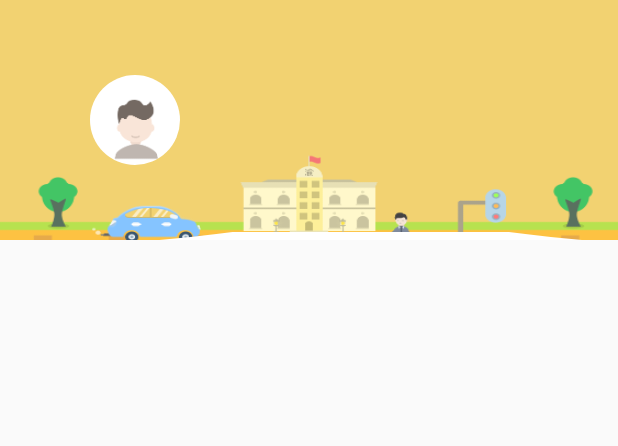
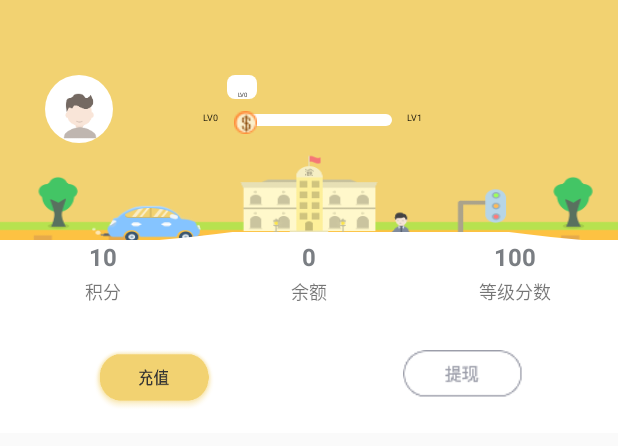
Before and after one commit to yuxh3/MomeyApp, an Android app: the layout me_fragment_layout.xml on its own in the app's theme, with its tools: preview values and no code run, on a phone screen of 412 x 824 dp. Shown: the top 446 px of the screen. Run offline under Robolectric (Android 15) with nearby library versions, the phone set to English and light mode, and no system bars.

Commit message:
编写我的界面，里面使用了贝塞尔曲线编写波浪动画

```diff
--- a/app/src/main/res/drawable/progress_lv_bg.xml
+++ b/app/src/main/res/drawable/progress_lv_bg.xml
@@ -3,6 +3,6 @@
     android:shape="rectangle">
 
     <corners android:radius="5dp"/>
-    <solid android:color="@color/txt_gray_theme"/>
+    <solid android:color="@color/txt_witch_theme"/>
 
 </shape>
--- a/app/src/main/res/drawable/progress_view_bg.xml
+++ b/app/src/main/res/drawable/progress_view_bg.xml
@@ -6,7 +6,7 @@
 
     <solid android:color="@color/txt_witch_theme"/>
 
-    <size android:height="10dp"
+    <size android:height="8dp"
         android:width="100dp"/>
 
 </shape>
--- a/app/src/main/res/layout/me_fragment_layout.xml
+++ b/app/src/main/res/layout/me_fragment_layout.xml
@@ -13,19 +13,79 @@
 
 
         <de.hdodenhof.circleimageview.CircleImageView
-            android:layout_width="60dp"
-            android:layout_height="60dp"
+            android:id="@+id/iv_circle"
+            android:layout_width="45dp"
+            android:layout_height="45dp"
             android:src="@drawable/men"
             android:scaleType="centerCrop"
-            android:layout_centerVertical="true"
+            android:layout_marginTop="50dp"
+            android:layout_marginLeft="30dp"/>
+
+
+        <include
+            android:layout_marginTop="50dp"
+            android:layout_width="wrap_content"
+            android:layout_height="wrap_content"
+            android:layout_toRightOf="@+id/iv_circle"
+            layout="@layout/progress_view"
             android:layout_marginLeft="60dp"/>
 
     <com.example.yuxinhua.momeyapp.widgt.WaveView
         android:layout_width="match_parent"
         android:layout_height="5dp"
+        android:paddingBottom="10dp"
         android:layout_alignParentBottom="true"/>
 
     </RelativeLayout>
 
+<include
+    layout="@layout/me_item_layout"/>
+
+    <LinearLayout
+        android:paddingBottom="15dp"
+        android:background="@color/txt_witch_theme"
+        android:paddingTop="30dp"
+        android:gravity="center_horizontal"
+        android:orientation="horizontal"
+        android:layout_width="match_parent"
+        android:layout_height="wrap_content">
+
+        <LinearLayout
+            android:gravity="center_horizontal"
+            android:layout_width="0dp"
+            android:layout_weight="1"
+            android:layout_height="wrap_content">
+
+        <Button
+            android:layout_width="80dp"
+            android:layout_height="40dp"
+            android:background="@drawable/recharge"/>
+
+        </LinearLayout>
+
+        <LinearLayout
+            android:gravity="center_horizontal"
+            android:layout_width="0dp"
+            android:layout_weight="1"
+            android:layout_height="wrap_content">
+
+        <Button
+            android:layout_width="80dp"
+            android:layout_height="32dp"
+            android:background="@drawable/withdraw"/>
+
+        </LinearLayout>
+
+    </LinearLayout>
+
+    <android.support.v7.widget.RecyclerView
+        android:id="@+id/me_recycle_view"
+        android:layout_marginTop="20dp"
+        android:background="@color/txt_witch_theme"
+        android:layout_width="match_parent"
+        android:layout_height="match_parent">
+
+    </android.support.v7.widget.RecyclerView>
+
 
 </LinearLayout>
--- /dev/null
+++ b/app/src/main/res/layout/me_item_layout.xml
@@ -0,0 +1,94 @@
+<?xml version="1.0" encoding="utf-8"?>
+<LinearLayout xmlns:android="http://schemas.android.com/apk/res/android"
+    android:orientation="horizontal"
+    android:layout_width="match_parent"
+    android:layout_height="wrap_content"
+    android:background="@color/txt_witch_theme">
+
+    <LinearLayout
+        android:gravity="center"
+        android:orientation="vertical"
+        android:layout_width="0dp"
+        android:layout_weight="1"
+        android:layout_height="wrap_content">
+
+
+    <TextView
+        android:textStyle="bold"
+        android:layout_gravity="center"
+        android:id="@+id/tv_jifen"
+        android:layout_width="wrap_content"
+        android:layout_height="wrap_content"
+        android:text="10"
+        android:textSize="16sp"
+        android:textColor="@color/txt_gray_theme"/>
+
+    <TextView
+        android:textSize="12sp"
+        android:layout_marginTop="3dp"
+        android:layout_gravity="center"
+        android:layout_width="wrap_content"
+        android:layout_height="wrap_content"
+        android:text="@string/txt_jifen"/>
+
+    </LinearLayout>
+
+    <LinearLayout
+        android:gravity="center"
+        android:orientation="vertical"
+        android:layout_width="0dp"
+        android:layout_weight="1"
+        android:layout_height="wrap_content">
+
+
+        <TextView
+            android:textStyle="bold"
+            android:layout_gravity="center"
+            android:id="@+id/tv_yue"
+            android:layout_width="wrap_content"
+            android:layout_height="wrap_content"
+            android:text="0"
+            android:textSize="16sp"
+            android:textColor="@color/txt_gray_theme"/>
+
+        <TextView
+            android:textSize="12sp"
+            android:layout_marginTop="3dp"
+            android:layout_gravity="center"
+            android:layout_width="wrap_content"
+            android:layout_height="wrap_content"
+            android:text="@string/txt_yue"/>
+
+    </LinearLayout>
+
+    <LinearLayout
+        android:gravity="center"
+        android:orientation="vertical"
+        android:layout_width="0dp"
+        android:layout_weight="1"
+        android:layout_height="wrap_content">
+
+
+        <TextView
+            android:textStyle="bold"
+            android:layout_gravity="center"
+            android:id="@+id/tv_fenshu"
+            android:layout_width="wrap_content"
+            android:layout_height="wrap_content"
+            android:text="100"
+            android:textSize="16sp"
+            android:textColor="@color/txt_gray_theme"/>
+
+        <TextView
+            android:textSize="12sp"
+            android:layout_marginTop="3dp"
+            android:layout_gravity="center"
+            android:layout_width="wrap_content"
+            android:layout_height="wrap_content"
+            android:text="@string/txt_fenshu"/>
+
+    </LinearLayout>
+
+
+
+</LinearLayout>
--- a/app/src/main/res/layout/progress_view.xml
+++ b/app/src/main/res/layout/progress_view.xml
@@ -1,17 +1,19 @@
 <?xml version="1.0" encoding="utf-8"?>
 <RelativeLayout xmlns:android="http://schemas.android.com/apk/res/android"
-    android:orientation="vertical" android:layout_width="match_parent"
-    android:layout_height="match_parent">
+    android:orientation="vertical"
+    android:layout_width="wrap_content"
+    android:layout_height="wrap_content">
 
 
     <TextView
+        android:layout_marginLeft="16dp"
         android:id="@+id/tv_lv"
         android:layout_width="20dp"
         android:layout_height="16dp"
         android:background="@drawable/progress_lv_bg"
         android:text="LV0"
-        android:textSize="6dp"
-        android:textColor="@color/txt_witch_theme"
+        android:textSize="4sp"
+        android:textColor="@color/txt_baclk_theme"
         android:gravity="center_horizontal|bottom"/>
 
     <RelativeLayout
@@ -20,7 +22,20 @@
         android:layout_width="wrap_content"
         android:layout_height="wrap_content">
 
+        <TextView
+            android:layout_alignParentLeft="true"
+            android:layout_marginRight="10dp"
+            android:id="@+id/tv_leftt"
+            android:layout_width="wrap_content"
+            android:layout_height="wrap_content"
+            android:text="LV0"
+            android:textColor="@color/txt_baclk_theme"
+            android:textSize="6sp"/>
+
     <ImageView
+        android:layout_marginTop="2dp"
+        android:layout_marginLeft="5dp"
+        android:layout_toRightOf="@+id/tv_leftt"
         android:id="@+id/iv_bg"
         android:layout_width="wrap_content"
         android:layout_height="wrap_content"
@@ -28,11 +43,21 @@
         />
 
     <ImageView
+        android:layout_toRightOf="@+id/tv_leftt"
         android:layout_width="15dp"
         android:layout_height="15dp"
         android:src="@drawable/progress_control"
         />
 
+        <TextView
+            android:layout_marginLeft="10dp"
+            android:layout_toRightOf="@+id/iv_bg"
+            android:id="@+id/tv_right"
+            android:layout_width="wrap_content"
+            android:layout_height="wrap_content"
+            android:text="LV1"
+            android:textColor="@color/txt_baclk_theme"
+            android:textSize="6sp"/>
     </RelativeLayout>
 
 </RelativeLayout>
--- a/app/src/main/res/values/strings.xml
+++ b/app/src/main/res/values/strings.xml
@@ -13,5 +13,8 @@
     <string name="txt_ivest">往期年化收益(%)</string>
     <string name="txt_money">金额</string>
     <string name="txt_mouth">期限(月)</string>
+    <string name="txt_jifen">积分</string>
+    <string name="txt_yue">余额</string>
+    <string name="txt_fenshu">等级分数</string>
 
 </resources>
```
Also changed, not shown: app/src/main/res/drawable-xxhdpi/recharge.png (added), app/src/main/res/drawable-xxhdpi/withdraw.png (added).
